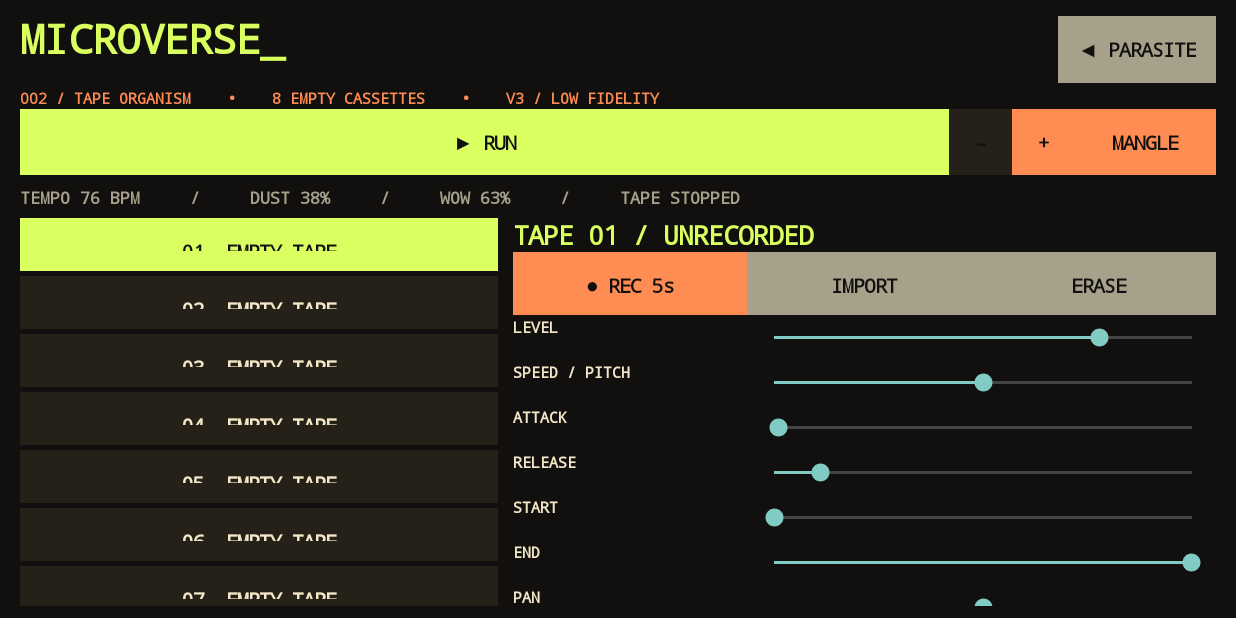
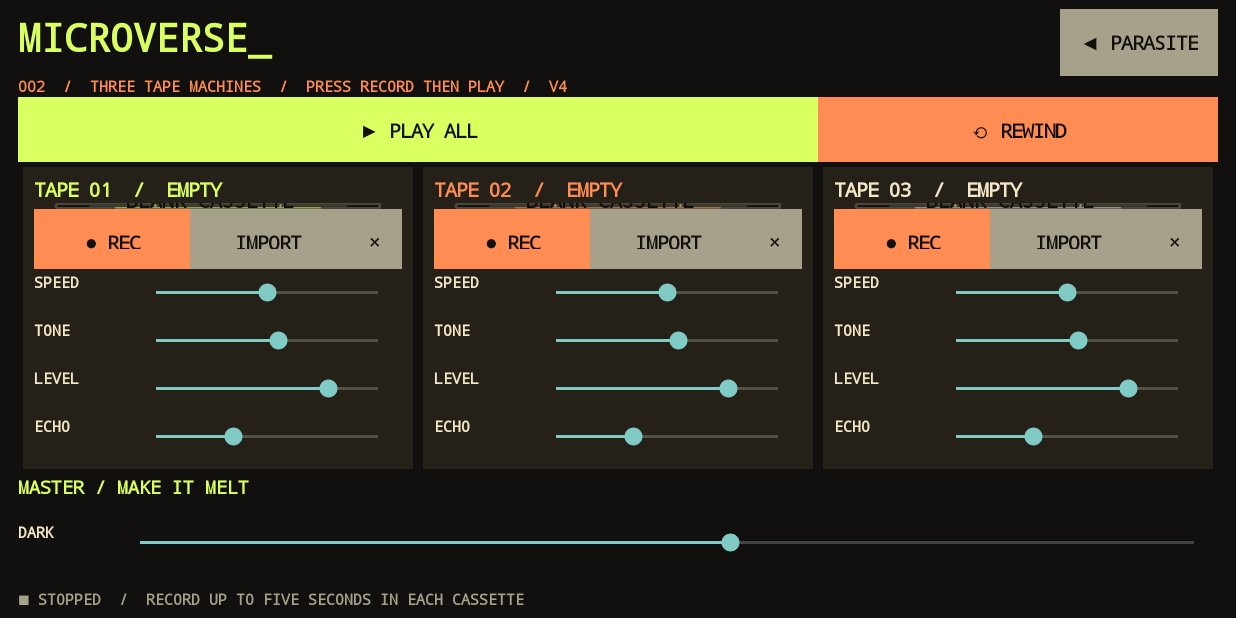
Before and after one commit to ShadowOfTheWasp/parasite-store, an Android app: the screen it shows after launch (MainActivity), on a phone screen of 824 x 412 dp (held sideways). Run offline under Robolectric (Android 15) with nearby library versions, the phone set to English and light mode, and no system bars.

Commit message:
Microverse V4: replace complex eight-slot sequencer UI with three animated cassette decks

```diff
--- a/microverse/app/src/main/java/studio/parasite/microverse/MainActivity.java
+++ b/microverse/app/src/main/java/studio/parasite/microverse/MainActivity.java
@@ -5,6 +5,10 @@ import android.app.Activity;
 import android.content.Intent;
 import android.content.pm.PackageManager;
 import android.graphics.Typeface;
+import android.graphics.Canvas;
+import android.graphics.Paint;
+import android.content.Context;
+import android.app.AlertDialog;
 import android.graphics.Color;
 import android.os.Bundle;
 import android.media.AudioFormat;
@@ -20,12 +24,12 @@ import java.io.*;
 import java.util.Random;
 
 /**
- * PARASITE MICROVERSE V3 — standalone 8-voice tape organism.
+ * PARASITE MICROVERSE V4 — three visual cassette decks with an offline tape engine.
  * No cloud connection, adverts, permissions beyond microphone, or demo sounds.
  * Slot recordings and patterns are saved privately on the device.
  */
 public class MainActivity extends Activity {
- static final int SR=22050, N=8, STEPS=32, MAX_SAMPLES=SR*5;
+ static final int SR=22050, N=3, STEPS=32, MAX_SAMPLES=SR*5;
  static final int BG=0xff11100e, INK=0xfff5e8c8, MUTED=0xffa7a08a, ACID=0xffd9ff60,
    ORANGE=0xffff8d53, PANEL=0xff252119;
  final Slot[] slots=new Slot[N];
@@ -35,6 +39,9 @@ public class MainActivity extends Activity {
  AudioTrack player;
  Thread audioThread;
  LinearLayout slotColumn, controlColumn;
+ CassetteView[] cassetteViews=new CassetteView[N];
+ TextView[] deckLabels=new TextView[N];
+ LinearLayout[] deckColumns=new LinearLayout[N];
  TextView status, playButton, slotName;
  final Random random=new Random();
  final float[] delayL=new float[SR*2],delayR=new float[SR*2];
@@ -80,96 +87,123 @@ public class MainActivity extends Activity {
  }
  @Override public void onBackPressed(){playing=false;super.onBackPressed();}
  void show(){
-  LinearLayout root=vertical();root.setBackgroundColor(BG);root.setPadding(dp(13),dp(7),dp(13),dp(8));
+  LinearLayout root=vertical();root.setBackgroundColor(BG);root.setPadding(dp(12),dp(6),dp(12),dp(5));
   LinearLayout header=horizontal();
-  TextView title=text("MICROVERSE_",27,ACID);header.addView(title,new LinearLayout.LayoutParams(0,dp(51),1));
+  TextView brand=text("MICROVERSE_",26,ACID);header.addView(brand,new LinearLayout.LayoutParams(0,dp(43),1));
   header.addView(button("◀ PARASITE",()->finish(),MUTED));
   root.addView(header);
-  TextView subtitle=text("002 / TAPE ORGANISM    •    8 EMPTY CASSETTES    •    V3 / LOW FIDELITY",10,ORANGE);root.addView(subtitle);
-  LinearLayout bar=horizontal();
-  playButton=button("▶ RUN",()->{playing=!playing;playButton.setText(playing?"■ STOP":"▶ RUN");},ACID);
-  bar.addView(playButton,new LinearLayout.LayoutParams(0,dp(44),1));
-  bar.addView(button("–",()->{bpm=Math.max(35,bpm-2);getPreferences(0).edit().putInt("bpm",bpm).apply();updateStatus();},PANEL),new LinearLayout.LayoutParams(dp(42),dp(44)));
-  bar.addView(button("+",()->{bpm=Math.min(210,bpm+2);getPreferences(0).edit().putInt("bpm",bpm).apply();updateStatus();},ORANGE),new LinearLayout.LayoutParams(dp(42),dp(44)));
-  bar.addView(button("MANGLE",()->{masterWobble=Math.min(1,masterWobble+.16f);masterDust=Math.min(1,masterDust+.14f);refreshControls();},ORANGE),new LinearLayout.LayoutParams(dp(94),dp(44)));
-  root.addView(bar);
-  status=text("",11,MUTED);status.setPadding(0,dp(7),0,dp(6));root.addView(status);updateStatus();
-
-  LinearLayout area=horizontal();area.setGravity(Gravity.TOP);
-  ScrollView leftScroll=new ScrollView(this);slotColumn=vertical();leftScroll.addView(slotColumn);
-  area.addView(leftScroll,new LinearLayout.LayoutParams(0,dp(265),2));
-  ScrollView rightScroll=new ScrollView(this);controlColumn=vertical();controlColumn.setPadding(dp(10),0,0,0);rightScroll.addView(controlColumn);
-  area.addView(rightScroll,new LinearLayout.LayoutParams(0,dp(265),3));
-  root.addView(area);
-  TextView legend=text("STEP MACHINE / TOUCH THE BLOCKS TO INFECT THE PATTERN",11,ACID);
-  legend.setPadding(0,dp(6),0,dp(5));root.addView(legend);
-  HorizontalScrollView gridScroll=new HorizontalScrollView(this);
-  LinearLayout grid=vertical();grid.setBackgroundColor(PANEL);
-  for(int lane=0;lane<N;lane++){
-   final int index=lane;LinearLayout row=horizontal();
-   TextView name=text(String.format("%02d",lane+1),12,lane==selected?ACID:INK);
-   name.setGravity(Gravity.CENTER);row.addView(name,new LinearLayout.LayoutParams(dp(35),dp(30)));
-   for(int i=0;i<STEPS;i++){
-    final int s=i;TextView cell=text(" ",10,INK);cell.setGravity(Gravity.CENTER);
-    boolean on=slots[lane].steps[i];
-    cell.setBackgroundColor(on?ORANGE:(i%8==0?0xff574e38:0xff353025));
-    LinearLayout.LayoutParams lp=new LinearLayout.LayoutParams(dp(25),dp(24));lp.setMargins(dp(1),dp(2),dp(1),dp(2));row.addView(cell,lp);
-    cell.setOnClickListener(v->{slots[index].steps[s]=!slots[index].steps[s];persist(index);cell.setBackgroundColor(slots[index].steps[s]?ORANGE:(s%8==0?0xff574e38:0xff353025));});
-   }
-   grid.addView(row);
+  root.addView(text("002  /  THREE TAPE MACHINES  /  PRESS RECORD THEN PLAY  /  V4",10,ORANGE));
+  LinearLayout transport=horizontal();
+  playButton=button("▶ PLAY ALL",()->{
+   playing=!playing;
+   if(playing){for(Slot slot:slots){slot.pos=slot.sample.length*slot.start;slot.age=0;slot.active=slot.sample.length>1;}}
+   playButton.setText(playing?"■ STOP":"▶ PLAY ALL");updateStatus();
+  },ACID);
+  transport.addView(playButton,new LinearLayout.LayoutParams(0,dp(43),2));
+  transport.addView(button("⟲ REWIND",()->{
+    for(Slot slot:slots){slot.pos=slot.sample.length*slot.start;slot.age=0;}
+    updateStatus();
+  },ORANGE),new LinearLayout.LayoutParams(0,dp(43),1));
+  root.addView(transport);
+  LinearLayout decks=horizontal();decks.setGravity(Gravity.TOP);
+  for(int i=0;i<N;i++){
+   final int index=i;
+   LinearLayout shell=vertical();deckColumns[i]=shell;
+   shell.setBackgroundColor(PANEL);shell.setPadding(dp(7),dp(6),dp(7),dp(5));
+   LinearLayout.LayoutParams shellParams=new LinearLayout.LayoutParams(0,-1,1);
+   shellParams.setMargins(dp(3),dp(3),dp(3),dp(3));decks.addView(shell,shellParams);
+   TextView deckTitle=text("TAPE 0"+(i+1)+"  /  EMPTY",13,i==0?ACID:(i==1?ORANGE:INK));
+   deckLabels[i]=deckTitle;shell.addView(deckTitle);
+   cassetteViews[i]=new CassetteView(this,i);
+   shell.addView(cassetteViews[i],new LinearLayout.LayoutParams(-1,0,1));
+   LinearLayout actions=horizontal();
+   actions.addView(button("● REC",()->record(index),ORANGE),new LinearLayout.LayoutParams(0,dp(40),1));
+   actions.addView(button("IMPORT",()->{selected=index;importWav();},MUTED),new LinearLayout.LayoutParams(0,dp(40),1));
+   actions.addView(button("×",()->new AlertDialog.Builder(this).setTitle("Erase tape 0"+(index+1)+"?")
+       .setMessage("Remove this tape recording?").setNegativeButton("CANCEL",null)
+       .setPositiveButton("ERASE",(d,w)->{slots[index].sample=new short[0];slots[index].active=false;persist(index);refreshSlots();}).show(),MUTED),
+       new LinearLayout.LayoutParams(dp(37),dp(40)));
+   shell.addView(actions);
+   addDeckSlider(shell,"SPEED",slots[index].pitch/2f,value->{slots[index].pitch=.35f+1.65f*value;persist(index);});
+   addDeckSlider(shell,"TONE",slots[index].lp,value->{slots[index].lp=value;persist(index);});
+   addDeckSlider(shell,"LEVEL",slots[index].level,value->{slots[index].level=value;persist(index);});
+   addDeckSlider(shell,"ECHO",slots[index].echo,value->{slots[index].echo=value;persist(index);});
   }
-  gridScroll.addView(grid);root.addView(gridScroll,new LinearLayout.LayoutParams(-1,0,1));
+  root.addView(decks,new LinearLayout.LayoutParams(-1,0,1));
+  TextView masterTitle=text("MASTER / MAKE IT MELT",12,ACID);
+  root.addView(masterTitle);
+  LinearLayout masterRow=horizontal();
+  addDeckSlider(masterRow,"DARK",1-masterTone,v->{masterTone=1-v;updateStatus();});
+  addDeckSlider(masterRow,"WOBBLE",masterWobble,v->{masterWobble=v;updateStatus();});
+  addDeckSlider(masterRow,"DIRT",masterDust,v->{masterDust=v;updateStatus();});
+  addDeckSlider(masterRow,"SPACE",masterSpace,v->{masterSpace=v;updateStatus();});
+  root.addView(masterRow,new LinearLayout.LayoutParams(-1,dp(59)));
+  status=text("",10,MUTED);root.addView(status);updateStatus();
   setContentView(root);
-  refreshSlots();refreshControls();
+  refreshSlots();
  }
- void updateStatus(){if(status!=null)status.setText("TEMPO "+bpm+" BPM     /     DUST "+(int)(masterDust*100)+"%     /     WOW "+(int)(masterWobble*100)+"%     /     "+(playing?"TAPE ROLLING":"TAPE STOPPED"));}
+ void addDeckSlider(LinearLayout target,String title,float value,Change cb){
+  LinearLayout line=horizontal();TextView name=text(title,10,INK);
+  line.addView(name,new LinearLayout.LayoutParams(dp(65),dp(28)));
+  SeekBar control=new SeekBar(this);control.setMax(100);
+  control.setProgress(Math.round(Math.max(0,Math.min(1,value))*100));
+  control.setOnSeekBarChangeListener(new SeekBar.OnSeekBarChangeListener(){
+   public void onProgressChanged(SeekBar bar,int progress,boolean fromUser){if(fromUser)cb.set(progress/100f);}
+   public void onStartTrackingTouch(SeekBar bar){}
+   public void onStopTrackingTouch(SeekBar bar){}
+  });
+  line.addView(control,new LinearLayout.LayoutParams(0,dp(31),1));
+  target.addView(line,new LinearLayout.LayoutParams(-1,dp(32)));
+ }
+ interface Change {void set(float value);}
+ void updateStatus(){
+  if(status!=null)status.setText(playing?"● TAPE ROLLING  /  DRAG TO CHANGE THE SOUND":"■ STOPPED  /  RECORD UP TO FIVE SECONDS IN EACH CASSETTE");
+ }
  void refreshSlots(){
-  if(slotColumn==null)return;slotColumn.removeAllViews();
   for(int i=0;i<N;i++){
-   final int n=i;Slot slot=slots[i];boolean chosen=i==selected;
-   TextView pad=button(String.format("%02d",i+1)+"  "+(slot.sample.length==0?"EMPTY TAPE":"● "+String.format("%.1f",slot.sample.length/(float)SR)+"s"),()->{selected=n;refreshSlots();refreshControls();},chosen?ACID:PANEL);
-   if(!chosen)pad.setTextColor(INK);
-   LinearLayout.LayoutParams lp=new LinearLayout.LayoutParams(-1,dp(35));lp.bottomMargin=dp(3);slotColumn.addView(pad,lp);
+   Slot s=slots[i];if(deckLabels[i]!=null)deckLabels[i].setText("TAPE 0"+(i+1)+"  /  "+
+     (s.sample.length==0?"EMPTY":String.format(java.util.Locale.US,"%.1f SEC",s.sample.length/(float)SR)));
+   if(cassetteViews[i]!=null)cassetteViews[i].invalidate();
   }
  }
- void refreshControls(){
-  if(controlColumn==null)return;controlColumn.removeAllViews();
-  Slot s=slots[selected];slotName=text("TAPE "+String.format("%02d",selected+1)+" / "+(s.sample.length==0?"UNRECORDED":"RECORDED"),17,ACID);
-  controlColumn.addView(slotName);
-  LinearLayout actions=horizontal();
-  actions.addView(button("● REC 5s",()->record(selected),ORANGE),new LinearLayout.LayoutParams(0,dp(42),1));
-  actions.addView(button("IMPORT",()->importWav(),MUTED),new LinearLayout.LayoutParams(0,dp(42),1));
-  actions.addView(button("ERASE",()->{slots[selected].sample=new short[0];slots[selected].active=false;persist(selected);refreshSlots();refreshControls();},MUTED),new LinearLayout.LayoutParams(0,dp(42),1));
-  controlColumn.addView(actions);
-  slider("LEVEL",s.level,v->{s.level=v;persist(selected);});
-  slider("SPEED / PITCH",s.pitch/2,v->{s.pitch=.35f+v*1.65f;persist(selected);});
-  slider("ATTACK",s.attack/.5f,v->{s.attack=v*.5f;persist(selected);});
-  slider("RELEASE",s.release/2,v->{s.release=.03f+v*1.97f;persist(selected);});
-  slider("START",s.start,v->{s.start=Math.min(v,s.end-.02f);persist(selected);});
-  slider("END",s.end,v->{s.end=Math.max(v,s.start+.02f);persist(selected);});
-  slider("PAN",(s.pan+1)/2,v->{s.pan=v*2-1;persist(selected);});
-  slider("HIGH PASS",s.hp,v->{s.hp=v;persist(selected);});
-  slider("LOW PASS",s.lp,v->{s.lp=v;persist(selected);});
-  slider("TAPE ECHO SEND",s.echo,v->{s.echo=v;persist(selected);});
-  slider("CATHEDRAL SEND",s.space,v->{s.space=v;persist(selected);});
-  TextView fx=text("GLOBAL TAPE DESTRUCTION",13,ORANGE);fx.setPadding(0,dp(12),0,dp(2));controlColumn.addView(fx);
-  slider("TOP END CUT",1-masterTone,v->{masterTone=1-v;updateStatus();});
-  slider("WOW / FLUTTER",masterWobble,v->{masterWobble=v;updateStatus();});
-  slider("DUST / SATURATION",masterDust,v->{masterDust=v;updateStatus();});
-  slider("DELAY FEEDBACK",masterEcho,v->masterEcho=v);
-  slider("CATHEDRAL",masterSpace,v->masterSpace=v);
- }
- interface Change{void set(float v);}
- void slider(String name,float initial,Change cb){
-  LinearLayout row=horizontal();TextView label=text(name,10,INK);
-  row.addView(label,new LinearLayout.LayoutParams(dp(158),dp(27)));
-  SeekBar seek=new SeekBar(this);seek.setMax(100);seek.setProgress((int)(Math.max(0,Math.min(1,initial))*100));
-  seek.setOnSeekBarChangeListener(new SeekBar.OnSeekBarChangeListener(){
-   public void onProgressChanged(SeekBar b,int progress,boolean user){if(user)cb.set(progress/100f);}
-   public void onStartTrackingTouch(SeekBar b){}
-   public void onStopTrackingTouch(SeekBar b){}
-  });
-  row.addView(seek,new LinearLayout.LayoutParams(0,dp(30),1));controlColumn.addView(row);
+ void refreshControls(){refreshSlots();}
+ final class CassetteView extends View{
+  final int index;final Paint paint=new Paint(3);
+  CassetteView(Context context,int i){super(context);index=i;setLayerType(View.LAYER_TYPE_SOFTWARE,null);}
+  @Override protected void onDraw(Canvas canvas){
+   super.onDraw(canvas);
+   float w=getWidth(),h=getHeight(),cy=h*.52f;
+   if(w<=1||h<=1)return;
+   float left=w*.06f,top=h*.1f,right=w*.94f,bottom=h*.92f;
+   paint.setColor(0xff161512);paint.setStyle(Paint.Style.FILL);
+   canvas.drawRoundRect(left,top,right,bottom,dp(9),dp(9),paint);
+   paint.setColor(0xff4c463a);paint.setStyle(Paint.Style.STROKE);paint.setStrokeWidth(dp(2));
+   canvas.drawRoundRect(left,top,right,bottom,dp(9),dp(9),paint);
+   paint.setStyle(Paint.Style.FILL);paint.setColor(0xff393a30);
+   canvas.drawRoundRect(w*.15f,h*.20f,w*.85f,h*.67f,dp(6),dp(6),paint);
+   Slot s=slots[index];float prog=s.sample.length>0?(float)(s.pos/Math.max(1,s.sample.length)):0;
+   float angle=playing?(float)(tick*.045*(.5f+s.pitch)):0;
+   float rad=Math.min(w*.115f,h*.19f),y=h*.43f;
+   float[] xs={w*.33f,w*.67f};
+   for(int n=0;n<2;n++){
+    float cx=xs[n];paint.setColor(0xffb8aa89);canvas.drawCircle(cx,y,rad,paint);
+    paint.setColor(0xff1c1b1a);canvas.drawCircle(cx,y,rad*.78f,paint);
+    paint.setColor(s.sample.length>0?ORANGE:0xff6d6253);
+    float wind=n==0?(1-prog):prog;canvas.drawCircle(cx,y,rad*(.40f+.27f*wind),paint);
+    paint.setColor(0xff2c2824);canvas.drawCircle(cx,y,rad*.25f,paint);
+    paint.setColor(0xffd6cba9);paint.setStrokeWidth(dp(2));
+    for(int j=0;j<3;j++){
+     double a=angle+(j*2*Math.PI/3);float x=(float)Math.cos(a)*rad*.20f,yOff=(float)Math.sin(a)*rad*.20f;
+     canvas.drawLine(cx-x*.6f,y-yOff*.6f,cx+x,y+yOff,paint);
+    }
+   }
+   paint.setColor(index==0?ACID:index==1?ORANGE:0xffe8c9c1);
+   canvas.drawRoundRect(w*.22f,h*.73f,w*.78f,h*.86f,dp(3),dp(3),paint);
+   paint.setColor(BG);paint.setTextSize(Math.max(dp(9),Math.min(dp(13),w*.055f)));
+   paint.setTypeface(Typeface.create(Typeface.MONOSPACE,Typeface.BOLD));
+   canvas.drawText(s.sample.length>0?"MAGNETIC TAPE":"BLANK CASSETTE",w*.25f,h*.825f,paint);
+   if(running)postInvalidateDelayed(60);
+  }
  }
  void record(int index){
   if(checkSelfPermission(Manifest.permission.RECORD_AUDIO)!=PackageManager.PERMISSION_GRANTED){
@@ -271,18 +305,13 @@ public class MainActivity extends Activity {
    while(running){
     int stepSamples=Math.max(1000,(int)(SR*60.0/(Math.max(35,bpm)*4)));
     for(int i=0;i<1024;i++){
-     if(playing && counter%stepSamples==0){
-      int beat=step;for(Slot slot:slots)if(slot.steps[beat]&&slot.sample.length>0){
-       slot.active=true;slot.pos=slot.sample.length*slot.start;slot.age=0;slot.phase=random.nextDouble()*6.28;
-      }
-      step=(step+1)%STEPS;
-     }
+
      float L=0,R=0,echoL=0,echoR=0,sendRoom=0;
      if(playing){
       for(Slot s:slots){
        short[] pcm=s.sample;if(!s.active||pcm.length<2)continue;
        int end=Math.max(2,Math.min(pcm.length,(int)(pcm.length*s.end)));
-       int p=(int)s.pos;if(p<0||p>=end-1){s.active=false;continue;}
+       int p=(int)s.pos;if(p<0||p>=end-1){s.pos=s.sample.length*s.start;s.age=0;p=(int)s.pos;if(p>=end-1){s.active=false;continue;}}
        double wow=1+masterWobble*(.028*Math.sin(tick*.00054+s.phase)+.009*Math.sin(tick*.016+s.phase*3))+.003*masterWobble*(random.nextFloat()-.5f);
        float f=pcm[p]/32768f, next=pcm[p+1]/32768f;
        f+=(next-f)*(float)(s.pos-p);
```
